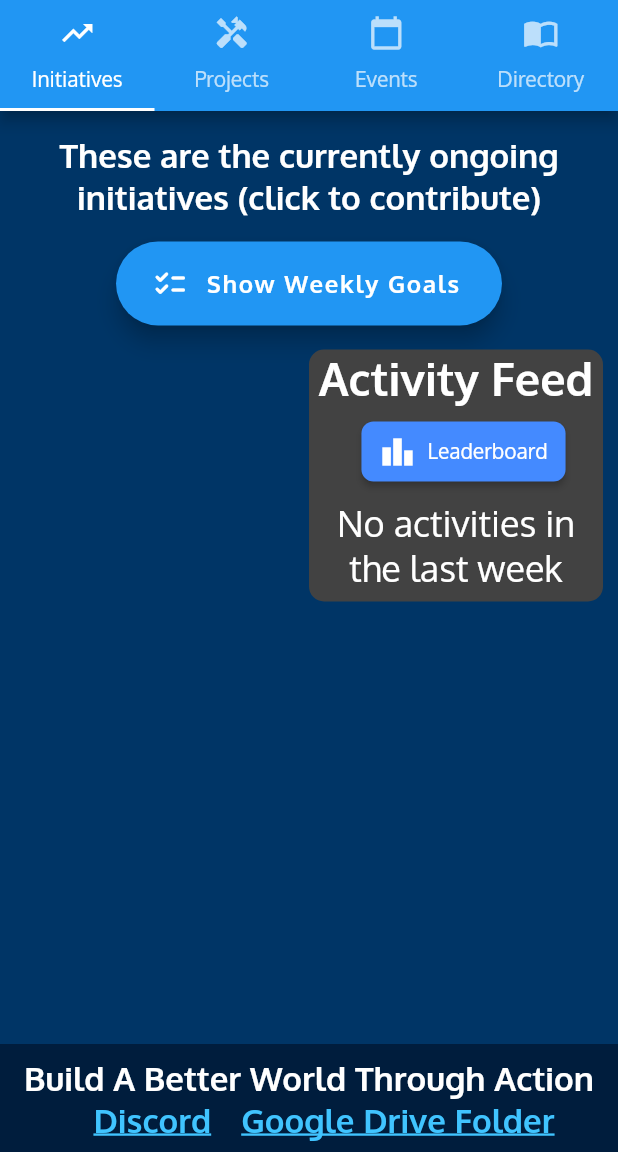
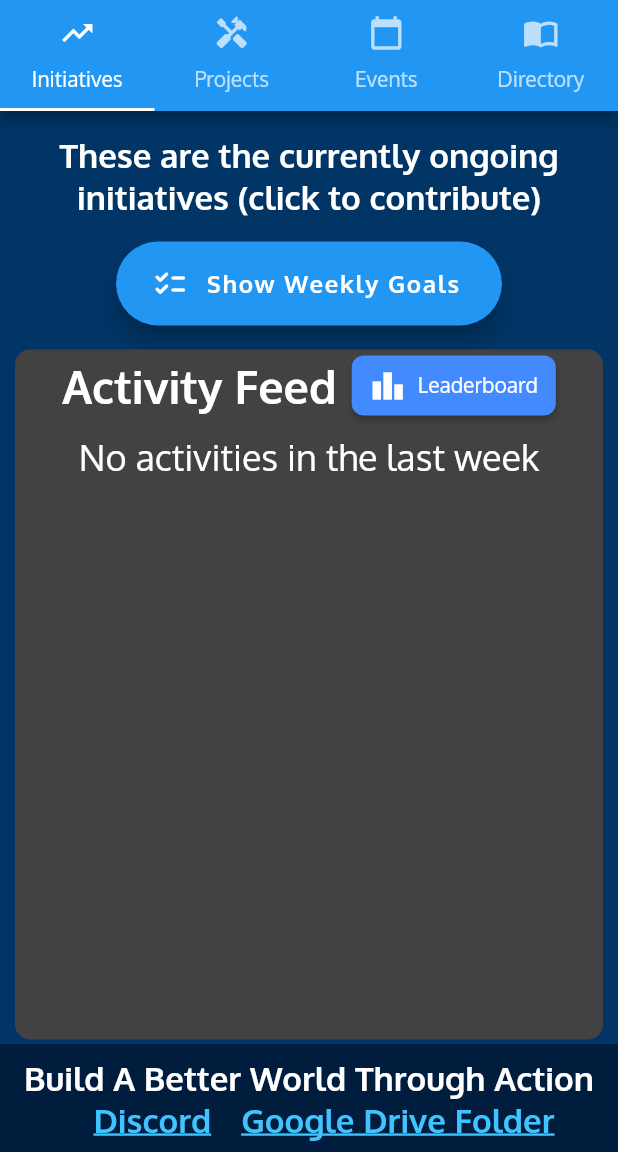
Before and after one commit to tayloraj10/Collective, a Flutter app: the Home screen opened by its route, on a phone screen of 412 x 824 dp, the part 84-1236 px from its top. Run offline on Flutter 3.47's test engine with Material 3 defaults, Android fonts, the phone set to English and light mode, and no system bars; our stand-ins replace accordion, badges, cloud_firestore, dropdown_search, file_picker, firebase_auth and 7 more; missing offline and left inert: crop_your_image, dart:html, flutterfire_ui, image_picker_web, instant; accounts and stored records are empty; generated files the repository leaves out were written again; network calls fail.

Commit message:
refactor Initiatives screen layout for improved structure and readability

```diff
--- a/lib/screens/initiatives.dart
+++ b/lib/screens/initiatives.dart
@@ -105,7 +105,6 @@ class _InitiativesState extends State<Initiatives> {
         constraints: BoxConstraints(
           minHeight: viewportConstraints.maxHeight,
         ),
-        child: Scrollbar(
         child: Container(
           color: SecondaryColor,
           child: Padding(
@@ -146,22 +145,10 @@ class _InitiativesState extends State<Initiatives> {
                       child: Row(
                         crossAxisAlignment: CrossAxisAlignment.start,
                         children: [
-                            Expanded(
-                              flex: MediaQuery.of(context).size.width < 600
-                                  ? 1
-                                  : 3,
-                              child: SingleChildScrollView(
+                          SingleChildScrollView(
                             child: InitiativesStream(),
                           ),
-                            ),
-                            Expanded(
-                              flex: MediaQuery.of(context).size.width < 600
-                                  ? 1
-                                  : 1,
-                              child: SingleChildScrollView(
-                                child: ActivityFeed(),
-                              ),
-                            ),
+                          Flexible(child: ActivityFeed()),
                         ],
                       ),
                     ),
@@ -169,7 +156,6 @@ class _InitiativesState extends State<Initiatives> {
                 ],
               )),
         ),
-        ),
       );
     });
   }
```
Lines whose indentation alone changed are shown as unchanged.
